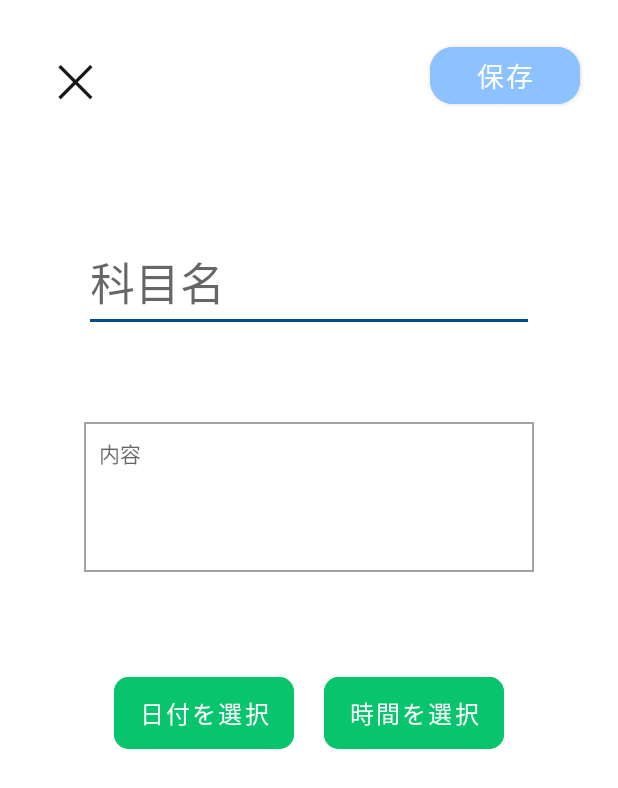
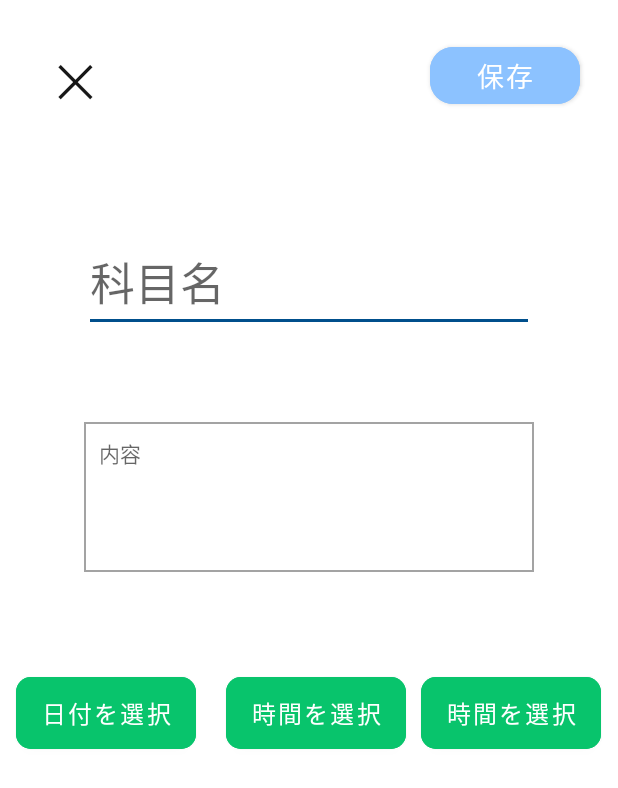
Before and after one commit to ri0103/ExamApplication, an Android app: the AddToDoActivity screen opened directly, with no data from a screen before it, on a phone screen of 412 x 824 dp. Shown: the top 788 px of the screen. Run offline under Robolectric (Android 15) with nearby library versions, the phone set to English and light mode, and no system bars; libraries missing offline, so code that uses them is left out: io.realm.

Commit message:
1224done cant show two time

```diff
--- a/app/src/main/java/app/ishizaki/ryu/examapplication/AddToDoActivity.kt
+++ b/app/src/main/java/app/ishizaki/ryu/examapplication/AddToDoActivity.kt
@@ -2,19 +2,27 @@ package app.ishizaki.ryu.examapplication
 
 import androidx.appcompat.app.AppCompatActivity
 import android.os.Bundle
+import android.widget.TimePicker
 import io.realm.Realm
 import kotlinx.android.synthetic.main.activity_add_to_do.*
+import java.sql.Time
 import java.time.LocalDateTime
+import java.time.LocalTime
 import java.time.ZoneId
 import java.util.*
 
-class AddToDoActivity : AppCompatActivity(), DatePickerDialogClass.OnSelectedDateListner, TimePickerDialogClass.OnSelectedTimeListner {
+class AddToDoActivity : AppCompatActivity(), DatePickerDialogClass.OnSelectedDateListner, TimePickerDialogClass.OnSelectedTimeListner, TimePickerDialogClass2.OnSelectedTime2Listner{
 
     var yearSaved: Int? = null
     var monthSaved :Int? = null
     var dateSaved: Int? = null
     var hourSaved: Int? = null
     var minuteSaved: Int? = null
+    var year2Saved: Int? = null
+    var month2Saved :Int? = null
+    var date2Saved: Int? = null
+    var hour2Saved: Int? = null
+    var minute2Saved: Int? = null
     var realm: Realm = Realm.getDefaultInstance()
 
 
@@ -31,12 +39,17 @@ class AddToDoActivity : AppCompatActivity(), DatePickerDialogClass.OnSelectedDat
             showDatePickerDialog()
         }
 
-        timeScheduleButton.setOnClickListener {
+        timeScheduleButton.setOnClickListener{
             showTimePickerDialog()
         }
+        endTimeScheduleButton.setOnClickListener {
+            showTimePickerDialog2()
+        }
+
+
 
         scheduleSaveButton.setOnClickListener {
-            if (yearSaved != null && monthSaved != null && dateSaved != null && hourSaved != null && minuteSaved != null){
+            if (yearSaved != null && monthSaved != null && dateSaved != null && hourSaved != null && minuteSaved != null && year2Saved != null && month2Saved != null && date2Saved != null && hour2Saved != null && minute2Saved != null){
                 realm.executeTransaction{
                     val newToDo: ToDo = it.createObject(ToDo::class.java, UUID.randomUUID().toString())
                     newToDo.subject = subjectSchedule.text.toString()
@@ -46,12 +59,26 @@ class AddToDoActivity : AppCompatActivity(), DatePickerDialogClass.OnSelectedDat
                     newToDo.day = dateSaved as Int
                     newToDo.hour = hourSaved as Int
                     newToDo.minute = minuteSaved as Int
+
                     val intToDateTime: LocalDateTime = LocalDateTime.of(yearSaved!!,monthSaved!!+1,dateSaved!!,hourSaved!!,minuteSaved!!)
-                    val zdt = intToDateTime.atZone(ZoneId.systemDefault())
+                    val zdt = intToDateTime.atZone((ZoneId.systemDefault()))
                     val date = Date.from(zdt.toInstant())
                     newToDo.dateTime = date
+
+                    newToDo.year2 = year2Saved as Int
+                    newToDo.month2 = month2Saved as Int
+                    newToDo.day2 = date2Saved as Int
+                    newToDo.hour2 = hour2Saved as Int
+                    newToDo.minute2 = minute2Saved as Int
+
+                    val intToDateTime2: LocalDateTime = LocalDateTime.of(year2Saved!!,month2Saved!!+1,date2Saved!!,hour2Saved!!,minute2Saved!!)
+                    val zdt2 = intToDateTime2.atZone((ZoneId.systemDefault()))
+                    val date2 = Date.from(zdt2.toInstant())
+                    newToDo.dateTime2 = date2
                 }
             }
+
+
 
 finish()
 
@@ -80,6 +107,14 @@ finish()
 
     }
 
+    private fun showTimePickerDialog2(){
+
+        val timePickerDialogClass2 = TimePickerDialogClass2()
+        timePickerDialogClass2.show(supportFragmentManager, null)
+
+    }
+
+
     override fun selectedDate(year: Int, month: Int, date: Int) {
 
         dateScheduleButton.text="${month+1}月${date}日"
@@ -94,10 +129,26 @@ finish()
 
         timeScheduleButton.text="${hourOfDay}時${minute}分"
 
-        hourSaved=hourOfDay
-        minuteSaved=minute
+
+        hourSaved = hourOfDay
+        minuteSaved = minute
+
+    }
+
+    override fun selectedTime2(hourOfDay2: Int, minute2: Int) {
+
+        endTimeScheduleButton.text="${hourOfDay2}時${minute2}分"
+
+
+        hour2Saved = hourOfDay2
+        minute2Saved = minute2
+
     }
 
 
 
+
+
+
+
 }
--- a/app/src/main/java/app/ishizaki/ryu/examapplication/ToDoAdapter.kt
+++ b/app/src/main/java/app/ishizaki/ryu/examapplication/ToDoAdapter.kt
@@ -20,6 +20,7 @@ class ToDoAdapter(
         val subjectText: TextView = view.findViewById(R.id.subjectText)
         val contentText: TextView = view.findViewById(R.id.contentText)
         val dateText: TextView = view.findViewById(R.id.dateText)
+        val timeEndText: TextView =view.findViewById(R.id.timeEndText)
     }
 
     override fun getItemCount(): Int {
@@ -36,7 +37,8 @@ class ToDoAdapter(
         val toDo: ToDo = taskList?.get(position) ?:return
         holder.subjectText.text = toDo.subject
         holder.contentText.text = toDo.content
-        holder.dateText.text = SimpleDateFormat("MM月dd日　HH:mm", Locale.JAPANESE).format(toDo.dateTime)
+        holder.dateText.text = SimpleDateFormat("MM月dd日　HH:mm-", Locale.JAPANESE).format(toDo.dateTime)
+        holder.timeEndText.text = SimpleDateFormat("HH:mm", Locale.JAPANESE).format(toDo.dateTime2)
 
     }
 }
--- a/app/src/main/res/layout/activity_add_to_do.xml
+++ b/app/src/main/res/layout/activity_add_to_do.xml
@@ -113,6 +113,19 @@
             app:layout_constraintEnd_toEndOf="parent"
             app:layout_constraintStart_toEndOf="@+id/dateScheduleButton"
             app:layout_constraintTop_toBottomOf="@+id/contentSchedule" />
+        <Button
+            android:id="@+id/endTimeScheduleButton"
+            android:layout_width="120sp"
+            android:layout_height="60sp"
+            android:layout_marginLeft="10sp"
+            android:backgroundTint="@color/dark_mint_green"
+            android:text="時間を選択"
+            android:textColor="@color/white"
+            android:textSize="16sp"
+            app:cornerRadius="10sp"
+            app:layout_constraintEnd_toEndOf="parent"
+            app:layout_constraintStart_toEndOf="@+id/dateScheduleButton"
+            app:layout_constraintTop_toBottomOf="@+id/contentSchedule" />
 
 
     </LinearLayout>
```
Also changed, not shown: app/src/main/java/app/ishizaki/ryu/examapplication/TimePickerDialogClass2.kt (added, +54 -0 lines), app/src/main/java/app/ishizaki/ryu/examapplication/ToDo.kt (+7 -0 lines), app/src/main/res/layout/item_schedule_data_cell.xml (+14 -2 lines).
